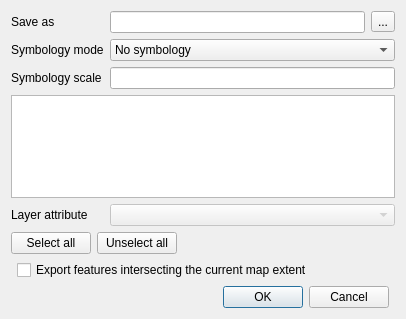
First picture: the form in src/ui/qgsdxfexportdialogbase.ui, repository qgis/QGIS, before the edit.
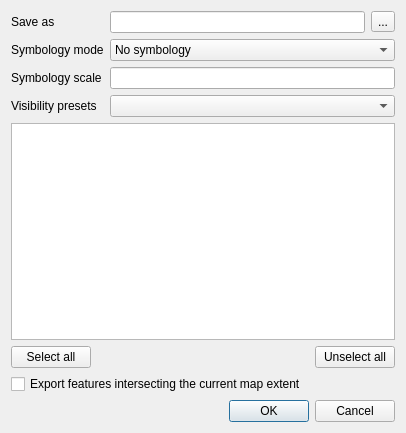
Second picture: the form after the edit. Custom widgets are drawn as their Qt base class.

Commit message: dxf export: * export layers in reversed rendering order * use checkboxes for layer selection * support for layers selection by visibility preset * improve selection of layer attribute * show busy cursor while exporting * fix duplicate end of entities section

What changed in the file:
```diff
--- a/src/ui/qgsdxfexportdialogbase.ui
+++ b/src/ui/qgsdxfexportdialogbase.ui
@@ -7,25 +7,13 @@
     <x>0</x>
     <y>0</y>
     <width>406</width>
-    <height>319</height>
+    <height>433</height>
    </rect>
   </property>
   <property name="windowTitle">
    <string>DXF export</string>
   </property>
   <layout class="QGridLayout" name="gridLayout_2">
-   <item row="4" column="1">
-    <widget class="QDialogButtonBox" name="buttonBox">
-     <property name="orientation">
-      <enum>Qt::Horizontal</enum>
-     </property>
-     <property name="standardButtons">
-      <set>QDialogButtonBox::Cancel|QDialogButtonBox::Ok</set>
-     </property>
-    </widget>
-   </item>
-   <item row="0" column="0" colspan="3">
-    <layout class="QGridLayout" name="gridLayout">
      <item row="0" column="2">
       <widget class="QToolButton" name="mFileSelectionButton">
        <property name="text">
@@ -33,7 +21,7 @@
        </property>
       </widget>
      </item>
-     <item row="3" column="0" colspan="3">
+   <item row="4" column="0" colspan="3">
       <widget class="QgsLayerTreeView" name="mTreeView">
        <property name="selectionMode">
         <enum>QAbstractItemView::ExtendedSelection</enum>
@@ -43,23 +31,23 @@
        </attribute>
       </widget>
      </item>
-     <item row="0" column="0">
-      <widget class="QLabel" name="mSaveAsLabel">
-       <property name="text">
-        <string>Save as</string>
-       </property>
-      </widget>
-     </item>
-     <item row="1" column="0">
-      <widget class="QLabel" name="mSymbologyModeLabel">
-       <property name="text">
-        <string>Symbology mode</string>
-       </property>
-      </widget>
-     </item>
      <item row="2" column="1" colspan="2">
       <widget class="QLineEdit" name="mSymbologyScaleLineEdit"/>
      </item>
+   <item row="0" column="0">
+    <widget class="QLabel" name="mSaveAsLabel">
+     <property name="text">
+      <string>Save as</string>
+     </property>
+    </widget>
+   </item>
+   <item row="2" column="0">
+    <widget class="QLabel" name="mSymbologyScaleLabel">
+     <property name="text">
+      <string>Symbology scale</string>
+     </property>
+    </widget>
+   </item>
      <item row="1" column="1" colspan="2">
       <widget class="QComboBox" name="mSymbologyModeComboBox">
        <item>
@@ -79,48 +67,30 @@
        </item>
       </widget>
      </item>
-     <item row="2" column="0">
-      <widget class="QLabel" name="mSymbologyScaleLabel">
+   <item row="1" column="0">
+    <widget class="QLabel" name="mSymbologyModeLabel">
        <property name="text">
-        <string>Symbology scale</string>
+      <string>Symbology mode</string>
        </property>
       </widget>
      </item>
-     <item row="0" column="1">
-      <widget class="QLineEdit" name="mFileLineEdit"/>
-     </item>
-     <item row="4" column="0">
-      <widget class="QLabel" name="label">
-       <property name="text">
-        <string>Layer attribute</string>
-       </property>
-       <property name="buddy">
-        <cstring>mLayerAttributeComboBox</cstring>
-       </property>
-      </widget>
-     </item>
-     <item row="4" column="1" colspan="2">
-      <widget class="QgsFieldComboBox" name="mLayerAttributeComboBox">
-       <property name="enabled">
-        <bool>false</bool>
-       </property>
-       <property name="editable">
-        <bool>false</bool>
-       </property>
-      </widget>
-     </item>
-    </layout>
-   </item>
-   <item row="2" column="0" colspan="2">
+   <item row="6" column="0" colspan="3">
     <layout class="QGridLayout" name="gridLayout_3">
-     <item row="0" column="1">
+     <item row="0" column="0">
+      <widget class="QPushButton" name="mSelectAllButton">
+       <property name="text">
+        <string>Select all</string>
+       </property>
+      </widget>
+     </item>
+     <item row="0" column="2">
       <widget class="QPushButton" name="mUnSelectAllButton">
        <property name="text">
         <string>Unselect all</string>
        </property>
       </widget>
      </item>
-     <item row="0" column="2">
+     <item row="0" column="1">
       <spacer name="horizontalSpacer">
        <property name="orientation">
         <enum>Qt::Horizontal</enum>
@@ -133,30 +103,41 @@
        </property>
       </spacer>
      </item>
-     <item row="0" column="0">
-      <widget class="QPushButton" name="mSelectAllButton">
-       <property name="text">
-        <string>Select all</string>
-       </property>
-      </widget>
-     </item>
     </layout>
    </item>
-   <item row="3" column="1">
+   <item row="0" column="1">
+    <widget class="QLineEdit" name="mFileLineEdit"/>
+   </item>
+   <item row="7" column="0" colspan="3">
     <widget class="QCheckBox" name="mMapExtentCheckBox">
      <property name="text">
       <string>Export features intersecting the current map extent</string>
      </property>
     </widget>
    </item>
+   <item row="8" column="0" colspan="3">
+    <widget class="QDialogButtonBox" name="buttonBox">
+     <property name="orientation">
+      <enum>Qt::Horizontal</enum>
+     </property>
+     <property name="standardButtons">
+      <set>QDialogButtonBox::Cancel|QDialogButtonBox::Ok</set>
+     </property>
+    </widget>
+   </item>
+   <item row="3" column="1" colspan="2">
+    <widget class="QComboBox" name="mVisibilityPresets"/>
+   </item>
+   <item row="3" column="0">
+    <widget class="QLabel" name="mSymbologyScaleLabel_2">
+     <property name="text">
+      <string>Visibility presets</string>
+     </property>
+    </widget>
+   </item>
   </layout>
  </widget>
  <customwidgets>
-  <customwidget>
-   <class>QgsFieldComboBox</class>
-   <extends>QComboBox</extends>
-   <header>qgsfieldcombobox.h</header>
-  </customwidget>
   <customwidget>
    <class>QgsLayerTreeView</class>
    <extends>QTreeView</extends>
```
Lines whose indentation alone changed are shown as unchanged. The commit also changes 8 other files.
